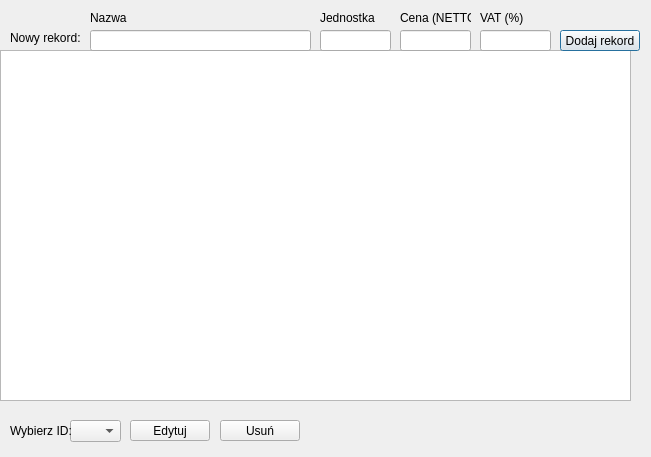
Above: productswindow.ui from DzimiX/ProgramSprzedazowy before the change. Below: the same form after it.
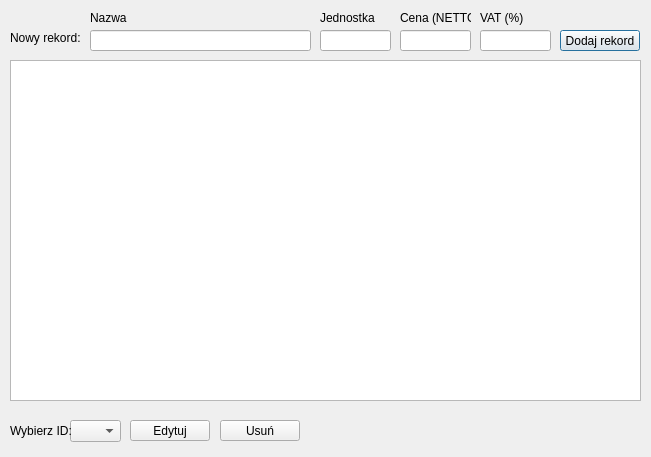
That is the form after the change.

```diff
--- a/productswindow.ui
+++ b/productswindow.ui
@@ -16,10 +16,10 @@
   <widget class="QTableView" name="tableView">
    <property name="geometry">
     <rect>
-     <x>0</x>
-     <y>50</y>
+     <x>10</x>
+     <y>60</y>
      <width>631</width>
-     <height>351</height>
+     <height>341</height>
     </rect>
    </property>
   </widget>
```
